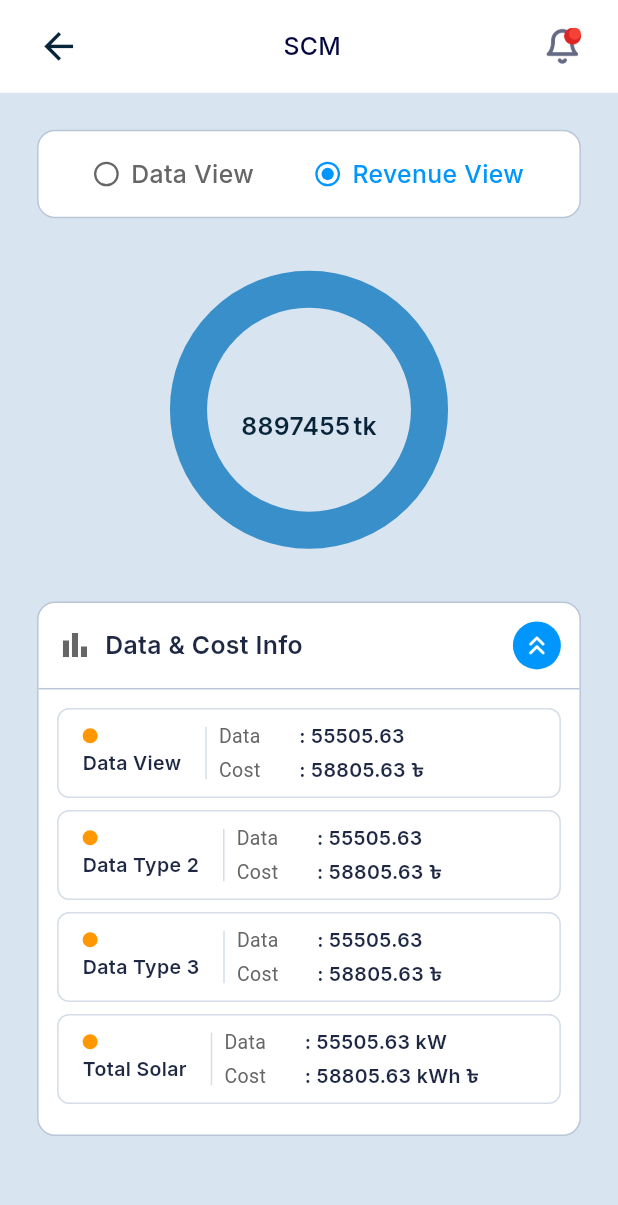
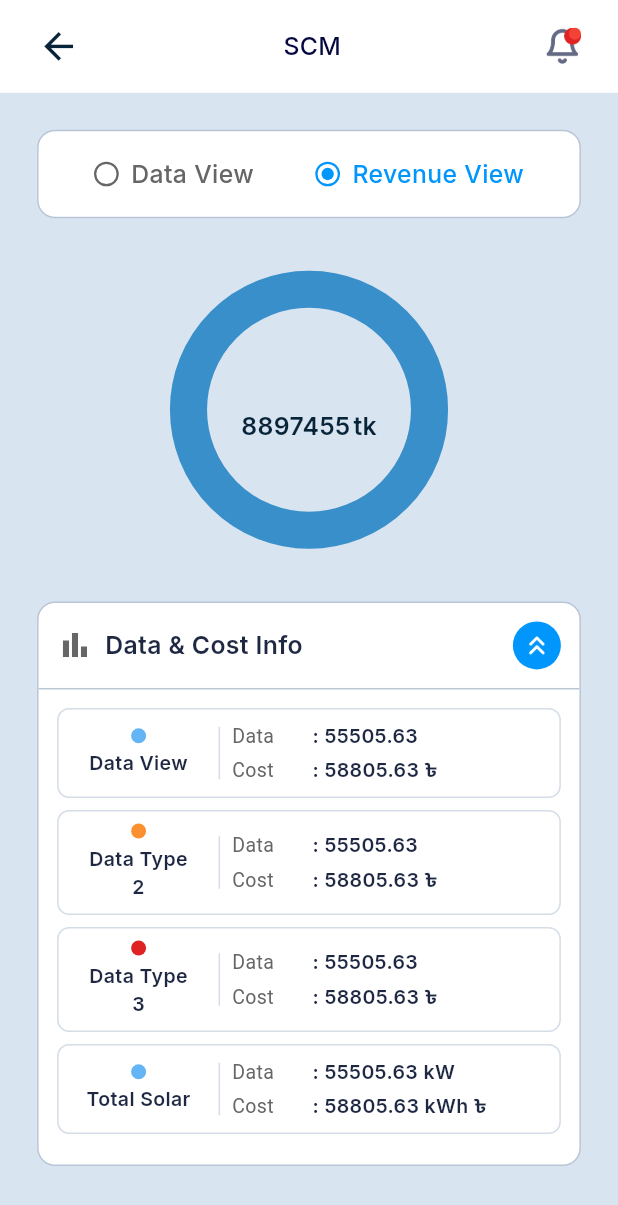
Before and after one commit to The-Black-Shadow/scube_task_app, a Flutter app: the ListItemDetailsScreen screen opened by its route, after a tap on "Revenue View", on a phone screen of 412 x 824 dp. Shown: the top 1205 px of the screen. Run offline on Flutter 3.47's test engine with Material 3 defaults, Android fonts, the phone set to English and light mode, and no system bars; our stand-ins replace get, google_fonts.

Commit message:
fixed  energy chart circle align issues with divider

```diff
--- a/lib/screens/listitem_details_screen/listitem_details_controller.dart
+++ b/lib/screens/listitem_details_screen/listitem_details_controller.dart
@@ -40,6 +40,7 @@ class ListItemDetailsController extends GetxController {
             'title': e.title ?? 'Unknown',
             'data': e.data1Value ?? '0',
             'cost': '${e.data2Value} ${AppStrings.instance.tkSymbol}',
+            'color': e.statusColor ?? '',
           };
         }).toList();
 
@@ -48,6 +49,7 @@ class ListItemDetailsController extends GetxController {
             'title': e.title ?? 'Unknown',
             'data': e.data1Value ?? '0',
             'cost': '${e.data2Value} ${AppStrings.instance.tkSymbol}',
+            'color': e.statusColor ?? '',
           };
         }).toList();
       } else {
--- a/lib/screens/listitem_details_screen/listitem_details_screen.dart
+++ b/lib/screens/listitem_details_screen/listitem_details_screen.dart
@@ -209,9 +209,7 @@ class ListItemDetailsScreen extends GetView<ListItemDetailsController> {
                 ],
               ),
               SizedBox(height: AppSize.height(value: 16)),
-              ...controller.dataItems.map(
-                (item) => _buildListItem(item, Colors.blue),
-              ),
+              ...controller.dataItems.map((item) => _buildListItem(item, null)),
             ],
           ),
         ),
@@ -326,8 +324,28 @@ class ListItemDetailsScreen extends GetView<ListItemDetailsController> {
       Colors.purple,
       Colors.orange,
     ];
+
+    Color? parsedColor;
+    if (item['color'] != null && item['color']!.isNotEmpty) {
+      switch (item['color']!.toLowerCase()) {
+        case 'blue':
+          parsedColor = AppColors.instance.activeBlue;
+          break;
+        case 'orange':
+          parsedColor = AppColors.instance.statusOrange;
+          break;
+        case 'red':
+          parsedColor = AppColors.instance.inactiveRed;
+          break;
+        default:
+          parsedColor = null;
+      }
+    }
+
     final color =
-        dotColor ?? colors[controller.dataItems.indexOf(item) % colors.length];
+        dotColor ??
+        parsedColor ??
+        colors[controller.dataItems.indexOf(item) % colors.length];
 
     return Container(
       margin: EdgeInsets.only(bottom: 8),
@@ -340,10 +358,13 @@ class ListItemDetailsScreen extends GetView<ListItemDetailsController> {
       ),
       child: Row(
         children: [
-          Padding(
+          SizedBox(
+            width: AppSize.width(value: 80),
+            child: Padding(
               padding: const EdgeInsets.symmetric(horizontal: 8.0),
               child: Column(
-              crossAxisAlignment: CrossAxisAlignment.start,
+                crossAxisAlignment: CrossAxisAlignment.center,
+                mainAxisAlignment: MainAxisAlignment.center,
                 children: [
                   Container(
                     width: 10,
@@ -356,6 +377,9 @@ class ListItemDetailsScreen extends GetView<ListItemDetailsController> {
                   SizedBox(height: 4),
                   Text(
                     item['title'] ?? '',
+                    textAlign: TextAlign.center,
+                    maxLines: 2,
+                    overflow: TextOverflow.ellipsis,
                     style: GoogleFonts.inter(
                       fontWeight: FontWeight.w600,
                       fontSize: 13,
@@ -363,6 +387,7 @@ class ListItemDetailsScreen extends GetView<ListItemDetailsController> {
                     ),
                   ),
                 ],
+              ),
             ),
           ),
           Container(
```
Lines whose indentation alone changed are shown as unchanged.
